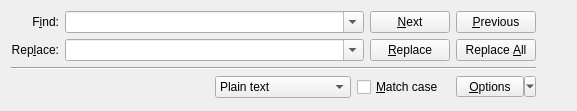
Above: part/dialogs/searchbarpower.ui from KDE/kate before the change. Below: the same form after it.
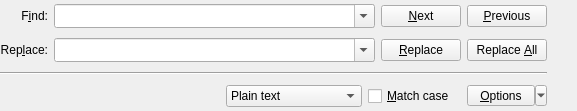
That is the form after the change. Icons and pictures are not drawn.

Commit message:
Fix search/replace dialog getting too wide on next open
The problem was that QComboBox defaults to resizing itself to
the size of the entries.

Also fix tab order, excessive margins, and a copy&paste typo.

```diff
--- a/part/dialogs/searchbarpower.ui
+++ b/part/dialogs/searchbarpower.ui
@@ -17,10 +17,13 @@
    </sizepolicy>
   </property>
   <layout class="QHBoxLayout" name="horizontalLayout_2" >
+    <property name="margin" >
+     <number>0</number>
+    </property>
    <item>
     <layout class="QGridLayout" name="gridLayout" >
-     <property name="horizontalSpacing" >
-      <number>6</number>
+     <property name="margin" >
+      <number>0</number>
      </property>
      <item row="0" column="0" >
       <widget class="QLabel" name="label" >
@@ -43,6 +46,9 @@
          <verstretch>0</verstretch>
         </sizepolicy>
        </property>
+       <property name="sizeAdjustPolicy" >
+        <enum>QComboBox::AdjustToMinimumContentsLengthWithIcon</enum>
+       </property>
        <property name="focusPolicy" >
         <enum>Qt::StrongFocus</enum>
        </property>
@@ -100,6 +106,9 @@
          <verstretch>0</verstretch>
         </sizepolicy>
        </property>
+       <property name="sizeAdjustPolicy" >
+        <enum>QComboBox::AdjustToMinimumContentsLengthWithIcon</enum>
+       </property>
        <property name="toolTip" >
         <string>Text to replace with</string>
        </property>
```
Left out of the diff: 2 changed lines with no effect on the pictures. The commit also changes 3 other files.
